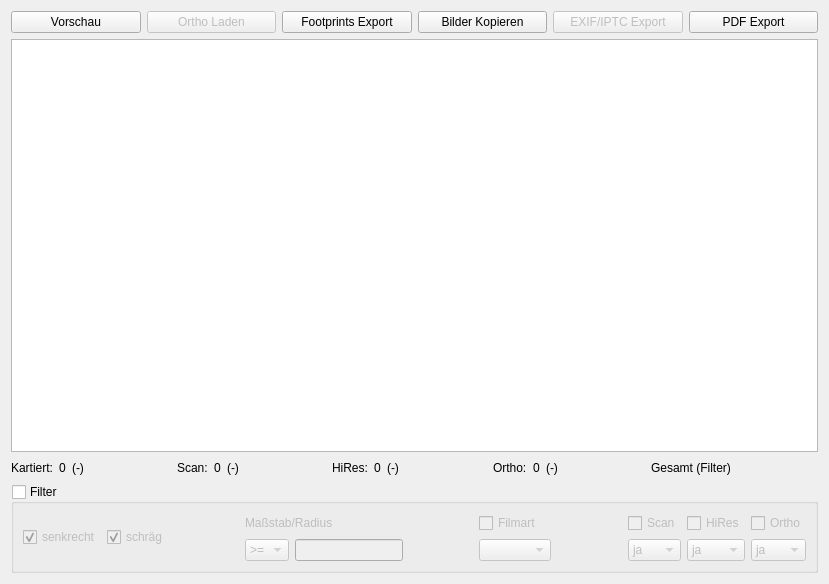
This is APIS/forms/apis_image_selection_list_form.ui in APIS-Luftbildarchiv/APIS as Qt 5 draws it before an edit. The edited form follows.
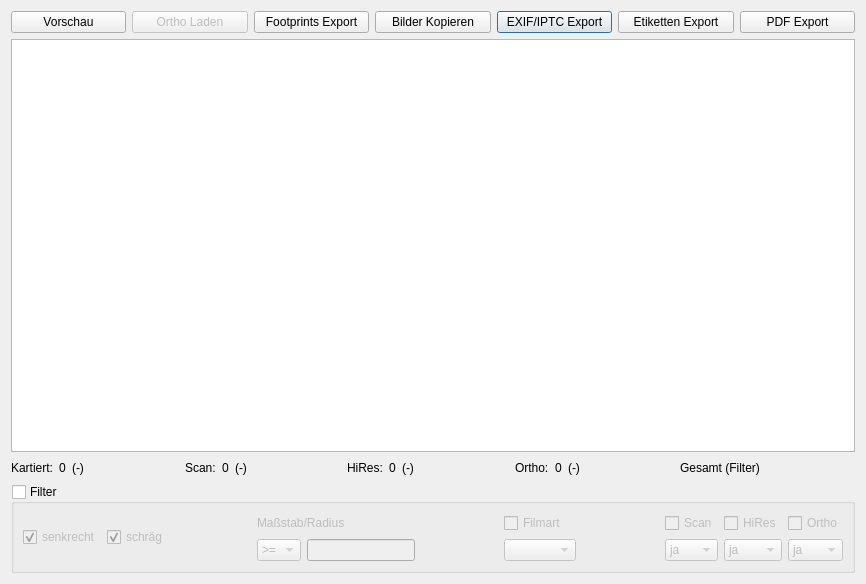
This is the edited form. Icons and pictures are not drawn.

What changed in the file:
```diff
--- a/APIS/forms/apis_image_selection_list_form.ui
+++ b/APIS/forms/apis_image_selection_list_form.ui
@@ -9,7 +9,7 @@
    <rect>
     <x>0</x>
     <y>0</y>
-    <width>829</width>
+    <width>866</width>
     <height>584</height>
    </rect>
   </property>
@@ -121,7 +121,7 @@
      <item>
       <widget class="QPushButton" name="uiImage2ExifBtn">
        <property name="enabled">
-        <bool>false</bool>
+        <bool>true</bool>
        </property>
        <property name="text">
         <string>EXIF/IPTC Export</string>
@@ -138,6 +138,26 @@
        </property>
       </widget>
      </item>
+     <item>
+      <widget class="QPushButton" name="uiExportLabelsAsPdfBtn">
+       <property name="text">
+        <string>Etiketten Export</string>
+       </property>
+       <property name="icon">
+        <iconset resource="resource.qrc">
+         <normaloff>:/plugins/APIS/icons/pdf_export.png</normaloff>:/plugins/APIS/icons/pdf_export.png</iconset>
+       </property>
+       <property name="iconSize">
+        <size>
+         <width>24</width>
+         <height>24</height>
+        </size>
+       </property>
+       <property name="autoDefault">
+        <bool>false</bool>
+       </property>
+      </widget>
+     </item>
      <item>
       <widget class="QPushButton" name="uiExportListAsPdfBtn">
        <property name="text">
```
